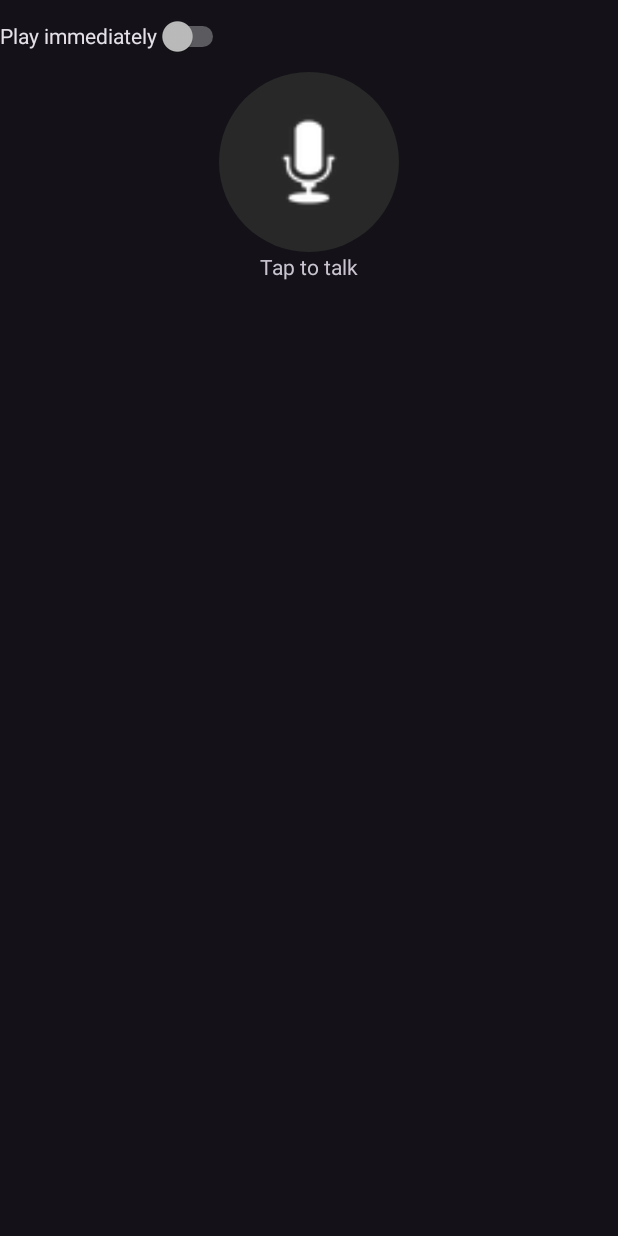
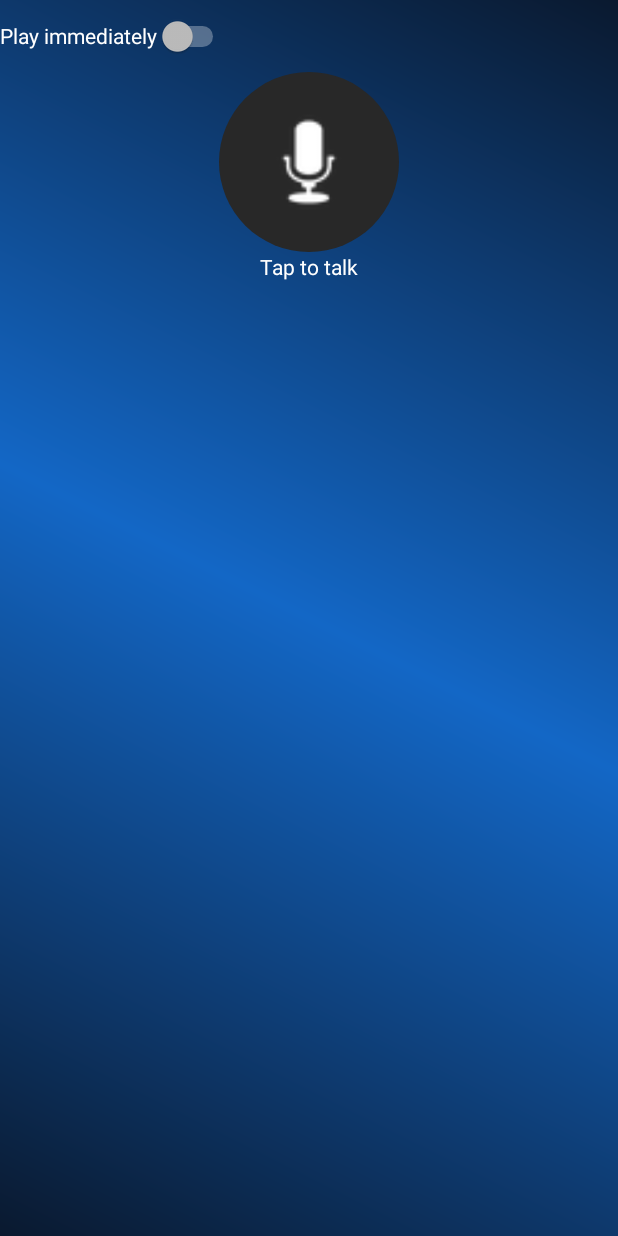
Before and after one commit to raulderoovers/jerico.ai, an Android app: the screen it shows after launch (MainActivity), on a phone screen of 412 x 824 dp. Run offline under Robolectric (Android 15) with nearby library versions, the light colour scheme and no system bars.

Commit message:
Updating colors to improve theme.

```diff
--- /dev/null
+++ b/AssistIA/app/src/main/res/drawable/bg_gradient.xml
@@ -0,0 +1,13 @@
+<?xml version="1.0" encoding="utf-8"?>
+<layer-list xmlns:android="http://schemas.android.com/apk/res/android">
+    <item>
+        <shape android:shape="rectangle">
+            <gradient
+                android:angle="45"
+                android:startColor="#0A192F"
+                android:centerColor="#1367C6"
+                android:endColor="#0A192F"
+                android:type="linear" />
+        </shape>
+    </item>
+</layer-list>
--- a/AssistIA/app/src/main/res/layout/activity_main.xml
+++ b/AssistIA/app/src/main/res/layout/activity_main.xml
@@ -57,7 +57,8 @@
             android:layout_width="match_parent"
             android:layout_height="0dp"
             android:layout_weight="1"
-            android:divider="@null"/>
+            android:divider="@null"
+            android:padding="8dp"/>
 
     </LinearLayout>
 
--- a/AssistIA/app/src/main/res/layout/item_message_ai.xml
+++ b/AssistIA/app/src/main/res/layout/item_message_ai.xml
@@ -6,11 +6,7 @@
     android:layout_height="wrap_content"
     android:orientation="vertical"
     android:background="@drawable/message_ai_background"
-    android:gravity="start"
-    android:layout_marginStart="8dp"
-    android:layout_marginEnd="32dp"
-    android:maxWidth="220dp"
-    android:padding="8dp">
+    android:gravity="start">
 
     <LinearLayout
         android:layout_width="match_parent"
--- a/AssistIA/app/src/main/res/layout/item_message_user.xml
+++ b/AssistIA/app/src/main/res/layout/item_message_user.xml
@@ -3,10 +3,7 @@
     android:layout_width="match_parent"
     android:layout_height="wrap_content"
     android:orientation="horizontal"
-    android:gravity="end"
-    android:layout_marginEnd="8dp"
-    android:layout_marginStart="32dp"
-    android:padding="8dp">
+    android:gravity="end">
 
     <TextView
         android:id="@+id/textMessage"
--- a/AssistIA/app/src/main/res/values/colors.xml
+++ b/AssistIA/app/src/main/res/values/colors.xml
@@ -1,5 +1,9 @@
 <?xml version="1.0" encoding="utf-8"?>
 <resources>
     <color name="black">#FF000000</color>
-    <color name="white">#FFFFFFFF</color>
+    <color name="blue_light">#1367C6</color>  <!-- Light blue for primary elements -->
+    <color name="blue_dark">#0A192F</color>   <!-- Dark blue for background -->
+    <color name="neon_blue">#00C8FF</color>   <!-- Accent neon blue -->
+    <color name="white">#FFFFFF</color>       <!-- Text color -->
+    <color name="transparent">#00000000</color> <!-- Transparent background -->
 </resources>
--- a/AssistIA/app/src/main/res/values/themes.xml
+++ b/AssistIA/app/src/main/res/values/themes.xml
@@ -5,5 +5,15 @@
         <!-- <item name="colorPrimary">@color/my_light_primary</item> -->
     </style>
 
-    <style name="Theme.AssistIA" parent="Base.Theme.AssistIA" />
+    <style name="Theme.AssistIA" parent="Theme.MaterialComponents.DayNight.NoActionBar">
+        <!-- Set the gradient background -->
+        <item name="android:windowBackground">@drawable/bg_gradient</item>
+        <item name="android:colorBackground">@color/transparent</item>
+        <item name="colorPrimary">@color/blue_light</item>
+        <item name="colorPrimaryVariant">@color/blue_dark</item>
+        <item name="colorAccent">@color/neon_blue</item>
+        <item name="android:textColor">@color/white</item>
+        <item name="android:statusBarColor">@color/blue_dark</item>
+    </style>
+
 </resources>
```
